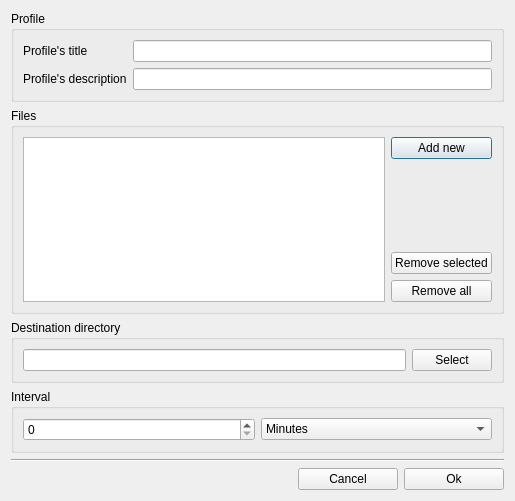
Old version of the form ebdialogprofile.ui in the repository QuotedGames/EasyBackuper.
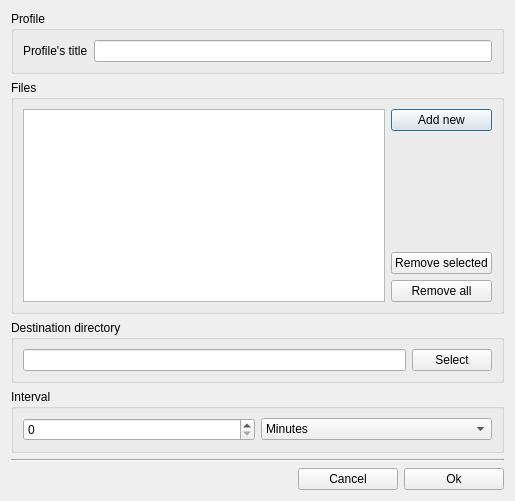
New version of the form.

Commit message: Profile edit: Removed "description" filed (auto-generated instead), Main: +appending profiles and displaying in the list

Patch:
```diff
--- a/ebdialogprofile.ui
+++ b/ebdialogprofile.ui
@@ -39,16 +39,6 @@
       <item row="0" column="1">
        <widget class="QLineEdit" name="pTitle"/>
       </item>
-      <item row="1" column="0">
-       <widget class="QLabel" name="label_2">
-        <property name="text">
-         <string>Profile's description</string>
-        </property>
-       </widget>
-      </item>
-      <item row="1" column="1">
-       <widget class="QLineEdit" name="pDescription"/>
-      </item>
      </layout>
     </widget>
    </item>
```
The commit also changes 7 other files.
